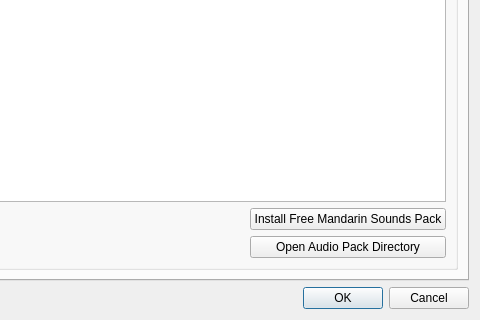
Before: the Qt Designer form pinyin/forms/designer/preferences.ui in Nick3C/pinyin-toolkit, drawn with Qt 5; both pictures show x 420 to 900 and y 330 to 650 of the 900 by 650 pixel window.
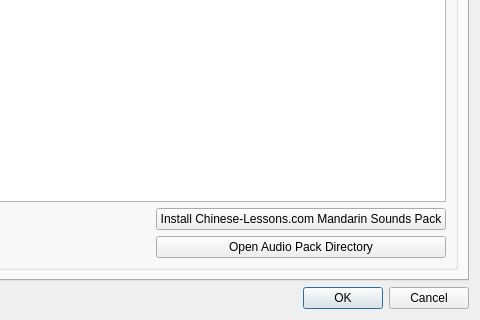
After: the same form once the commit is applied. The open tabs and pages were chosen to show the change.

Commit message: Attribute the Mandarin Sonuds correctly

Diff of the .ui file:
```diff
--- a/pinyin/forms/designer/preferences.ui
+++ b/pinyin/forms/designer/preferences.ui
@@ -546,7 +546,7 @@
               <item>
                <widget class="QPushButton" name="installMandarinSoundsButton">
                 <property name="text">
-                 <string>Install Free Mandarin Sounds Pack</string>
+                 <string>Install Chinese-Lessons.com Mandarin Sounds Pack</string>
                 </property>
                </widget>
               </item>
```
The commit also changes 5 other files.
